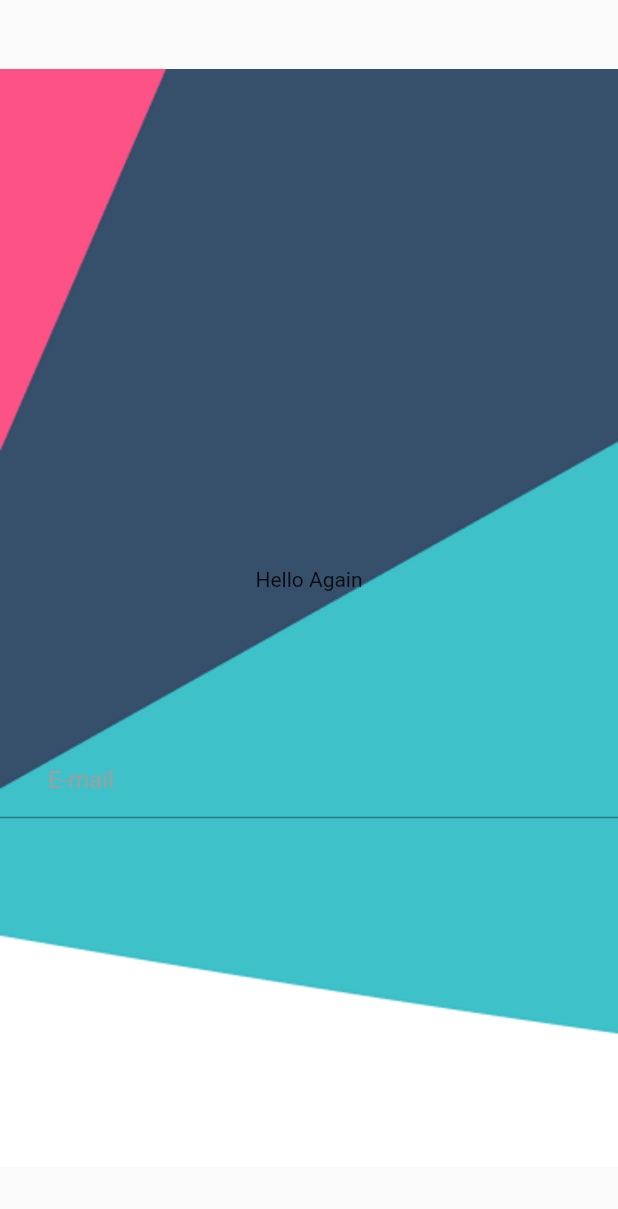
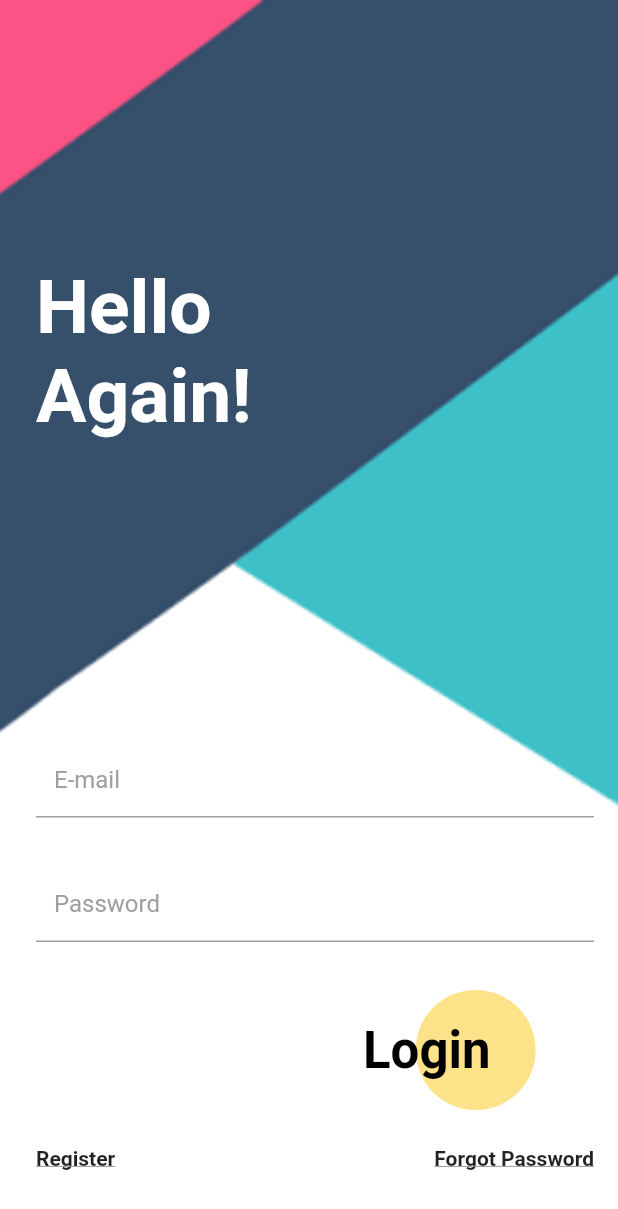
Before and after one commit to Ronnildo/autentication, a Flutter app: the screen it shows after launch, on a phone screen of 412 x 824 dp. Shown: the top 1209 px of the screen. Run offline on Flutter 3.47's test engine with Material 2 defaults, Android fonts, the phone set to English and light mode, and no system bars; our stand-ins replace firebase_core; accounts and stored records are empty.

Commit message:
Layout da tela de login finalizado

```diff
--- a/lib/app/login.dart
+++ b/lib/app/login.dart
@@ -1,3 +1,4 @@
+import 'package:autentication/app/register.dart';
 import 'package:flutter/material.dart';
 
 class Login extends StatefulWidget {
@@ -9,32 +10,67 @@ class Login extends StatefulWidget {
 
 class _LoginState extends State<Login> {
   final TextEditingController _emailController = TextEditingController();
+  final TextEditingController _passwordController = TextEditingController();
   @override
   Widget build(BuildContext context) {
     return Scaffold(
-      body: Container(
+      body: SingleChildScrollView(
+        child: Container(
+          padding: const EdgeInsets.only(
+            top: 32,
+            left: 24,
+            right: 16,
+          ),
+          height: MediaQuery.of(context).size.height,
+          width: MediaQuery.of(context).size.width,
           decoration: const BoxDecoration(
             image: DecorationImage(
               image: AssetImage("assets/images/login.png"),
+              fit: BoxFit.cover,
             ),
           ),
           child: Column(
             mainAxisAlignment: MainAxisAlignment.center,
-          crossAxisAlignment: CrossAxisAlignment.center,
+            crossAxisAlignment: CrossAxisAlignment.start,
             children: [
-            Container(
-              padding: const EdgeInsets.symmetric(
-                vertical: 100,
-                horizontal: 32,
+              const Padding(
+                padding: EdgeInsets.only(
+                  top: 100,
+                  bottom: 200,
                 ),
-              child: const Text("Hello Again"),
+                child: Text(
+                  "Hello\nAgain!",
+                  style: TextStyle(
+                    fontSize: 50,
+                    color: Colors.white,
+                    fontWeight: FontWeight.bold,
+                  ),
+                ),
               ),
               TextField(
                 keyboardType: TextInputType.emailAddress,
                 controller: _emailController,
                 decoration: const InputDecoration(
                   hintText: "E-mail",
-                contentPadding: EdgeInsets.fromLTRB(32, 16, 32, 16),
+                  contentPadding: EdgeInsets.fromLTRB(12, 16, 16, 16),
+                  enabled: true,
+                  hintStyle: TextStyle(
+                    color: Colors.grey,
+                    fontSize: 16,
+                  ),
+                  hoverColor: Colors.grey,
+                ),
+              ),
+              const SizedBox(
+                height: 32,
+              ),
+              TextField(
+                keyboardType: TextInputType.emailAddress,
+                controller: _passwordController,
+                obscureText: true,
+                decoration: const InputDecoration(
+                  hintText: "Password",
+                  contentPadding: EdgeInsets.fromLTRB(12, 16, 16, 16),
                   enabled: true,
                   hintStyle: TextStyle(
                     color: Colors.grey,
@@ -42,7 +78,81 @@ class _LoginState extends State<Login> {
                   ),
                 ),
               ),
+              Padding(
+                padding: const EdgeInsets.only(
+                  top: 32.0,
+                  left: 210,
+                  bottom: 24,
+                ),
+                child: Stack(
+                  fit: StackFit.passthrough,
+                  alignment: Alignment.centerRight,
+                  children: [
+                    Container(
+                      width: 80,
+                      height: 80,
+                      decoration: BoxDecoration(
+                        color: const Color(0xFFFCE38A),
+                        borderRadius: BorderRadius.circular(100),
+                      ),
+                    ),
+                    Padding(
+                      padding: const EdgeInsets.only(
+                        right: 22.0,
+                      ),
+                      child: TextButton(
+                        onPressed: () {},
+                        child: const Text(
+                          "Login",
+                          style: TextStyle(
+                            color: Colors.black,
+                            fontSize: 34,
+                            fontWeight: FontWeight.bold,
+                          ),
+                        ),
+                      ),
+                    ),
                   ],
+                ),
+              ),
+              Row(
+                mainAxisAlignment: MainAxisAlignment.spaceBetween,
+                children: [
+                  GestureDetector(
+                    onTap: () {
+                      Navigator.push(
+                        context,
+                        MaterialPageRoute(
+                          builder: (context) => const Register(),
+                        ),
+                      );
+                    },
+                    child: const Text(
+                      "Register",
+                      style: TextStyle(
+                        fontSize: 14,
+                        fontWeight: FontWeight.w700,
+                        decoration: TextDecoration.underline,
+                        decorationColor: Colors.grey,
+                      ),
+                    ),
+                  ),
+                  GestureDetector(
+                    onTap: () {},
+                    child: const Text(
+                      "Forgot Password",
+                      style: TextStyle(
+                        fontSize: 14,
+                        fontWeight: FontWeight.w700,
+                        decoration: TextDecoration.underline,
+                        decorationColor: Colors.grey,
+                      ),
+                    ),
+                  ),
+                ],
+              )
+            ],
+          ),
         ),
       ),
     );
```
Also changed, not shown: assets/images/login.png, assets/images/register.png. Lines whose indentation alone changed are shown as unchanged.
